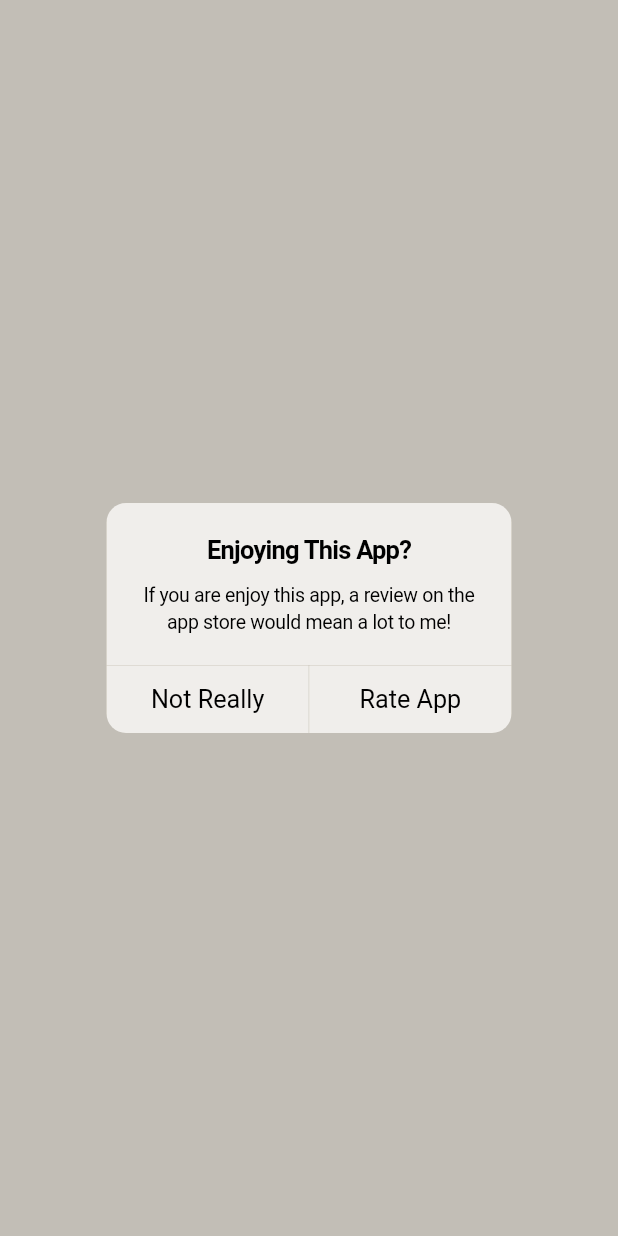
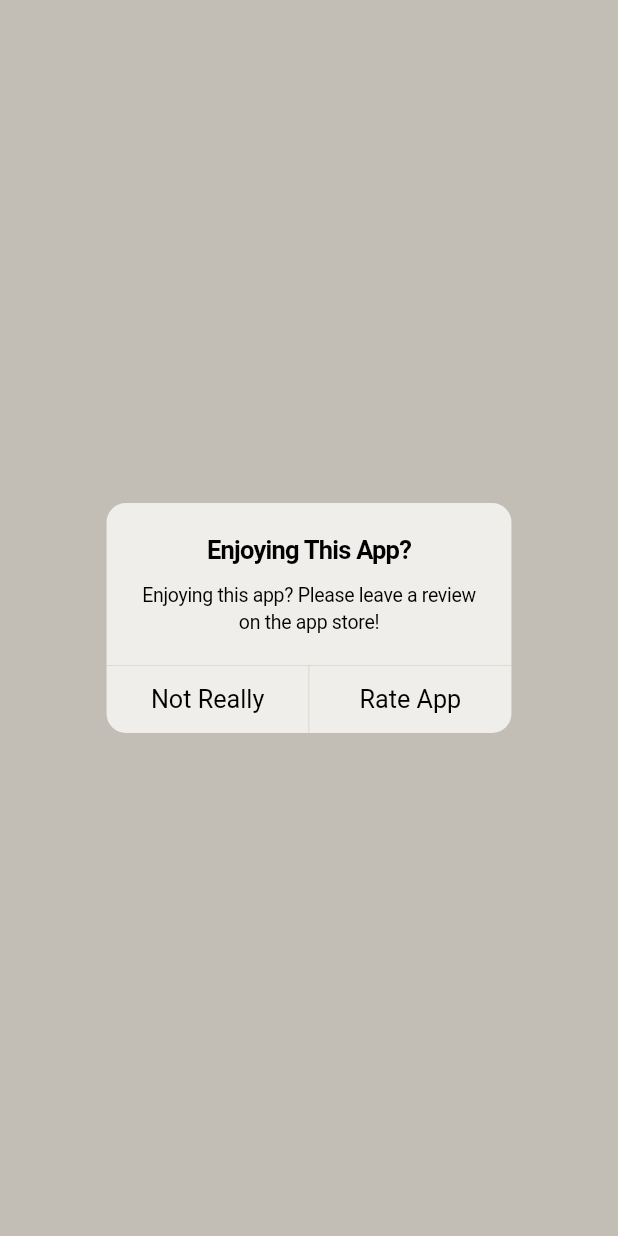
Before and after one commit to t-jayw/ChronoLog, a Flutter app: the ShowReviewDialog widget shown alone on an empty page, opened directly, on a phone screen of 412 x 824 dp. Run offline on Flutter 3.47's test engine with Material 3 defaults, Android fonts, the phone set to English and light mode, and no system bars; our stand-ins replace carousel_slider, csv, file_picker, fl_chart, flutter_dotenv, flutter_image_compress and 9 more; missing offline and left inert: exif, posthog_flutter, purchases_flutter, ulid; accounts and stored records are empty.

Commit message:
the dumbest change

```diff
--- a/lib/components/show_review_dialog.dart
+++ b/lib/components/show_review_dialog.dart
@@ -14,7 +14,7 @@ void ShowReviewDialog(BuildContext context) {
       content: Padding(
         padding: EdgeInsets.only(top: 8.0),
         child: Text(
-            'If you are enjoy this app, a review on the app store would mean a lot to me!'),
+            'Enjoying this app? Please leave a review on the app store!'),
       ),
       actions: <Widget>[
         CupertinoDialogAction(
```
